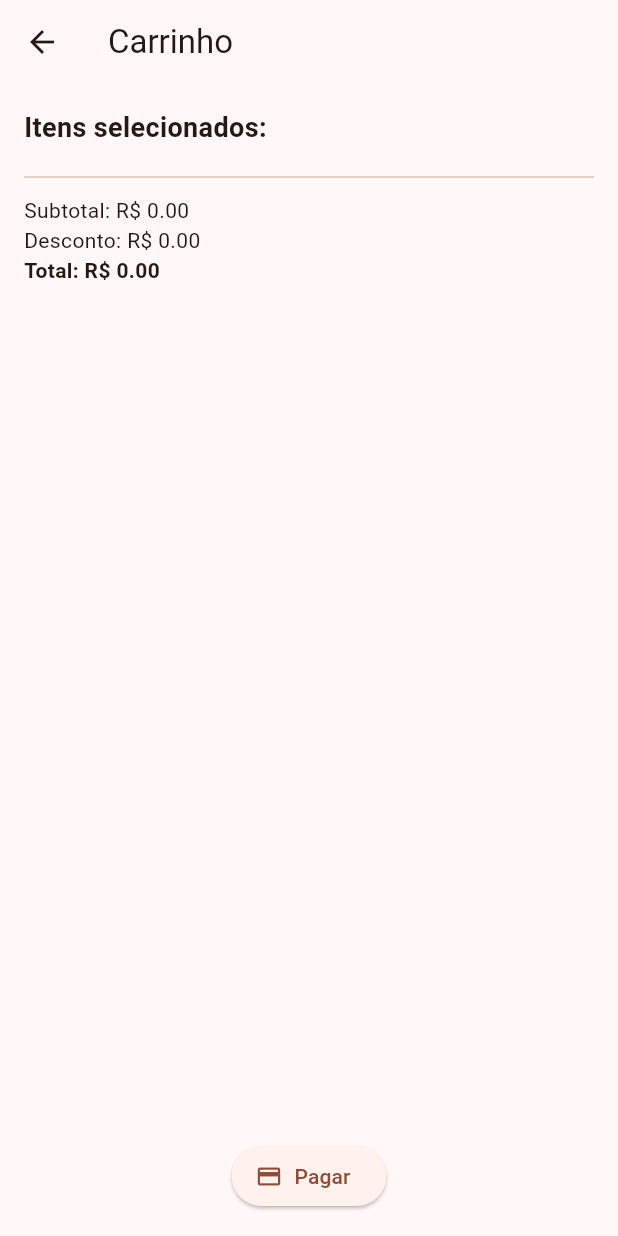
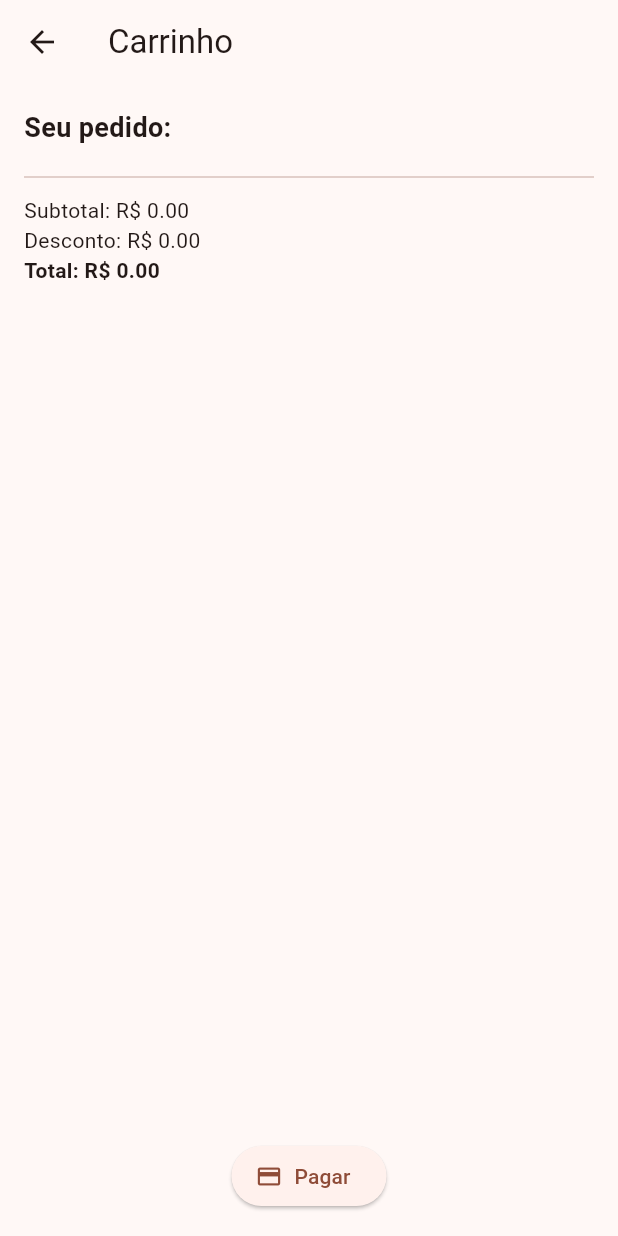
Before and after one commit to rafaelgioffi/bom_hamburguer, a Flutter app: the screen it shows after launch, after a tap on "Carrinho", on a phone screen of 412 x 824 dp. Run offline on Flutter 3.47's test engine with Material 3 defaults, Android fonts, the light colour scheme and no system bars.

Commit message:
Alguns ajustes.

```diff
--- a/lib/cart_screen.dart
+++ b/lib/cart_screen.dart
@@ -23,7 +23,7 @@ class CartScreen extends StatelessWidget {
         child: Column(
           crossAxisAlignment: CrossAxisAlignment.start,
           children: [
-            const Text('Itens selecionados:',
+            const Text('Seu pedido:',
             style: TextStyle(
               fontSize: 18,
               fontWeight: FontWeight.bold)),
--- a/lib/confirmation_screen.dart
+++ b/lib/confirmation_screen.dart
@@ -32,7 +32,7 @@ class ConfirmationScreen extends StatelessWidget {
             const SizedBox(height: 16),
             const Text('Seu pedido:'),
             const SizedBox(height: 8),
-            ...selectedList.map((item) => Text('- ${item.name}')),
+            ...selectedList.map((item) => Text('- ${item.name} - R\$ ${item.price.toStringAsFixed(2)}')),
             const Divider(height: 32),
             Text('Total: R\$ ${total.toStringAsFixed(2)}',
             style: const TextStyle(fontSize: 16)),
--- a/lib/payment_screen.dart
+++ b/lib/payment_screen.dart
@@ -13,7 +13,7 @@ class PaymentScreen extends StatefulWidget {
   });
 
   @override
-  State<PaymentScreen> createState() => PaymentScreenState();
+  State<PaymentScreen> createState() => _PaymentScreenState();
 }
 
 class _PaymentScreenState extends State<PaymentScreen> {
```
Also changed, not shown: pubspec.yaml (+4 -69 lines), pubspec.lock, 1 other file.
